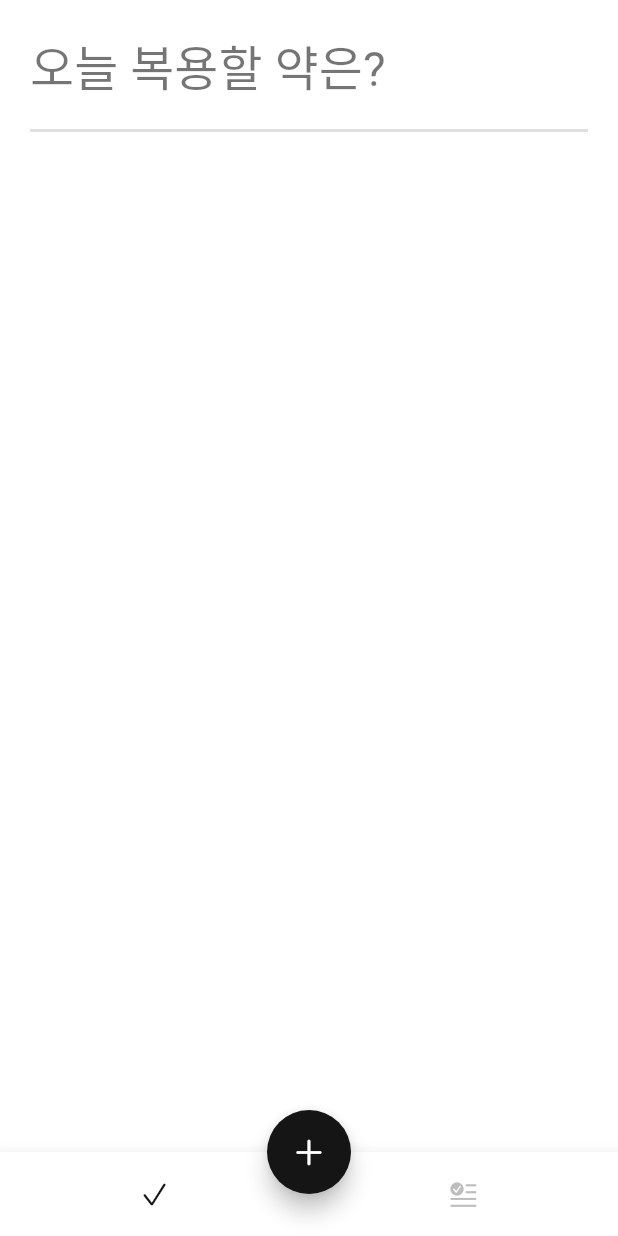
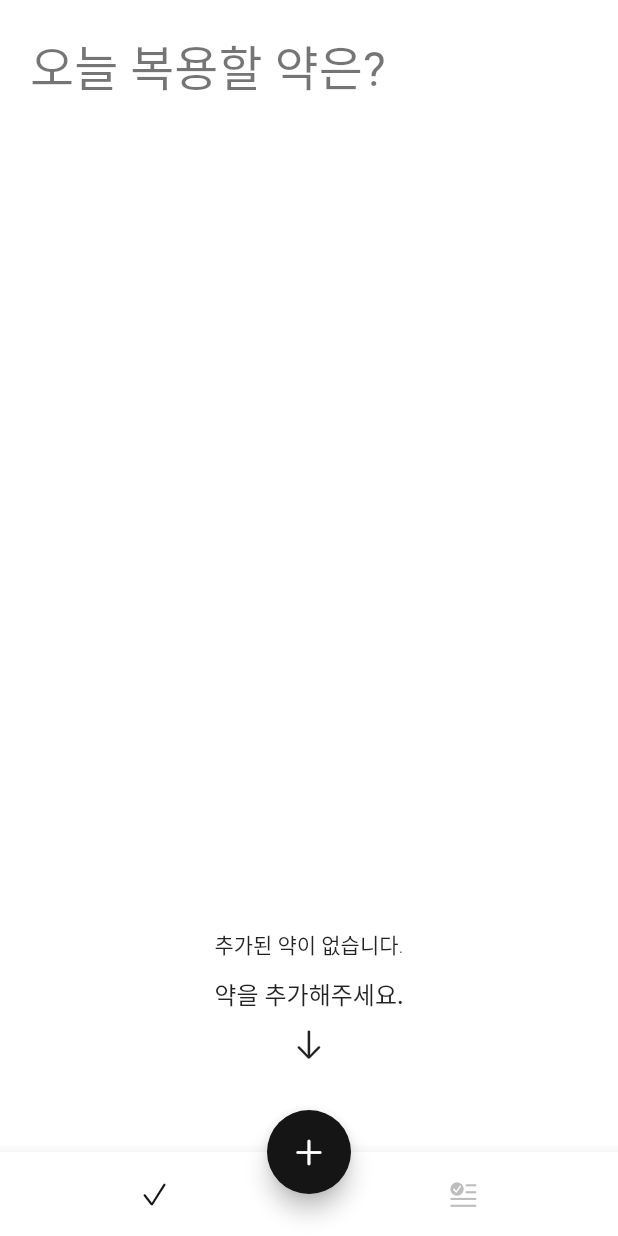
Before and after one commit to CodeMath/Flutter_Apps_Modo_Example_study, a Flutter app: the screen it shows after launch, on a phone screen of 412 x 824 dp. Run offline on Flutter 3.47's test engine with Material 2 defaults, Android fonts, the phone set to English and light mode, and no system bars; our stand-ins replace flutter_local_notifications, flutter_native_timezone, hive, hive_flutter, image_picker, permission_handler and 1 more; accounts and stored records are empty; Roboto replaces fonts that are missing (BMYEONSUNG).

Commit message:
빈페이지 작업 완료

```diff
--- /dev/null
+++ b/lib/pages/today/today_empty_widget.dart
@@ -0,0 +1,24 @@
+import 'package:flutter/cupertino.dart';
+import 'package:flutter/material.dart';
+import 'package:modo/components/modo_constants.dart';
+
+class TodayEmpty extends StatelessWidget {
+  const TodayEmpty({super.key});
+
+  @override
+  Widget build(BuildContext context) {
+    return Container(
+      child: Column(
+        mainAxisAlignment: MainAxisAlignment.end,
+        children: [
+          const Center(child: Text("추가된 약이 없습니다.")),
+          const SizedBox(height: smallSpace),
+          Text("약을 추가해주세요.", style: Theme.of(context).textTheme.subtitle1),
+          const SizedBox(height: smallSpace),
+          const Icon(CupertinoIcons.arrow_down),
+          const SizedBox(height: largeSpace),
+        ],
+      ),
+    );
+  }
+}
--- a/lib/pages/today/today_page.dart
+++ b/lib/pages/today/today_page.dart
@@ -5,6 +5,8 @@ import 'package:flutter/material.dart';
 import 'package:modo/components/modo_constants.dart';
 
 import 'package:hive_flutter/hive_flutter.dart';
+import 'package:modo/components/modo_page_route.dart';
+import 'package:modo/pages/today/today_empty_widget.dart';
 
 import '../../main.dart';
 import '../../models/medicine.dart';
@@ -25,7 +27,6 @@ class TodayPage extends StatelessWidget {
           style: Theme.of(context).textTheme.headline4,
         ),
         const SizedBox(height: regularSpace),
-        const Divider(height: 1, thickness: 2.0),
         Expanded(
           child: ValueListenableBuilder(
             valueListenable: medicineRepository.medicineBox.listenable(),
@@ -40,6 +41,11 @@ class TodayPage extends StatelessWidget {
     final medicines = box.values.toList();
     final medicineAlarms = <MedicineAlarm>[];
 
+    // empty 일 때,
+    if (medicines.isEmpty) {
+      return const TodayEmpty();
+    }
+
     for (var medicine in medicines) {
       for (var alarm in medicine.alarms) {
         medicineAlarms.add(MedicineAlarm(
@@ -52,7 +58,11 @@ class TodayPage extends StatelessWidget {
       }
     }
 
-    return ListView.separated(
+    return Column(
+      children: [
+        const Divider(height: 1, thickness: 1.0),
+        Expanded(
+          child: ListView.separated(
             padding: const EdgeInsets.symmetric(vertical: smallSpace),
             itemCount: medicineAlarms.length,
             itemBuilder: (context, index) {
@@ -64,6 +74,10 @@ class TodayPage extends StatelessWidget {
             separatorBuilder: (context, index) {
               return const Divider(height: regularSpace);
             },
+          ),
+        ),
+        const Divider(height: 1, thickness: 1.0),
+      ],
     );
   }
 }
@@ -83,7 +97,16 @@ class MedicineListTile extends StatelessWidget {
     return Row(
       children: [
         CupertinoButton(
-          onPressed: () {},
+          onPressed: medicineAlarm.imagePath == null
+              ? null
+              : () {
+                  Navigator.push(
+                    context,
+                    FadePageRoute(
+                      page: ImageDetailPage(medicineAlarm: medicineAlarm),
+                    ),
+                  );
+                },
           padding: EdgeInsets.zero,
           child: CircleAvatar(
             radius: 40,
@@ -139,6 +162,28 @@ class MedicineListTile extends StatelessWidget {
   }
 }
 
+class ImageDetailPage extends StatelessWidget {
+  const ImageDetailPage({
+    Key? key,
+    required this.medicineAlarm,
+  }) : super(key: key);
+
+  final MedicineAlarm medicineAlarm;
+
+  @override
+  Widget build(BuildContext context) {
+    return Scaffold(
+      appBar: AppBar(
+        leading: const CloseButton(),
+      ),
+      body: Center(
+          child: Image.file(
+        File(medicineAlarm.imagePath!),
+      )),
+    );
+  }
+}
+
 class TileActionButton extends StatelessWidget {
   const TileActionButton({
     Key? key,
```
Lines whose indentation alone changed are shown as unchanged.
